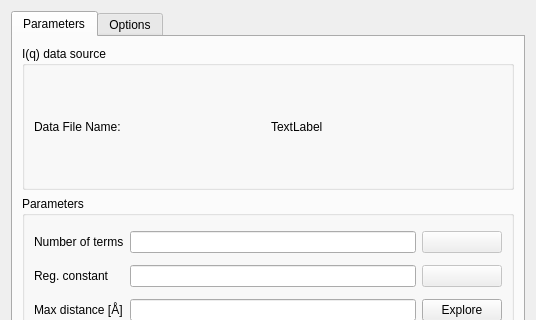
The window that src/sas/qtgui/Perspectives/Inversion/UI/TabbedInversionUI.ui (SasView/sasview) describes before a commit, drawn with Qt 5; both pictures show x 0 to 536 and y 0 to 320 of the 536 by 543 pixel window.
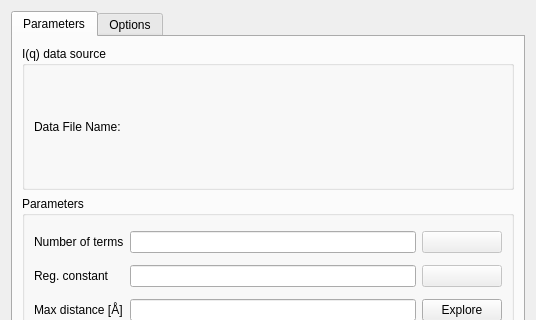
The same window after the commit.

Commit message: Filename label is empty until it has data.

Diff of the .ui file:
```diff
--- a/src/sas/qtgui/Perspectives/Inversion/UI/TabbedInversionUI.ui
+++ b/src/sas/qtgui/Perspectives/Inversion/UI/TabbedInversionUI.ui
@@ -551,7 +551,7 @@
             <item>
              <widget class="QLabel" name="dataNameLabel">
               <property name="text">
-               <string>TextLabel</string>
+               <string/>
               </property>
              </widget>
             </item>
```
